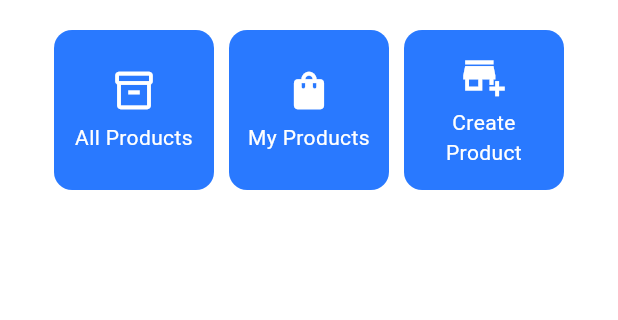
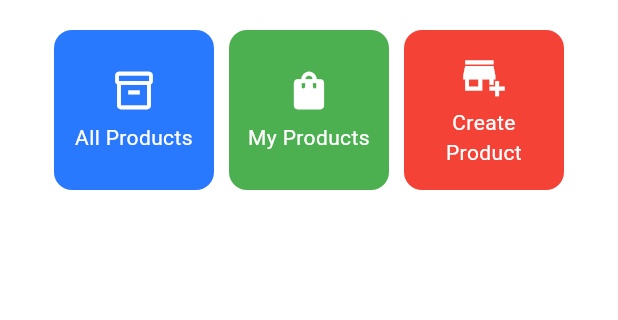
Before and after one commit to joshcr25/football-shop-mobile, a Flutter app: the screen it shows after launch, on a phone screen of 412 x 824 dp, the part 387-707 px from its top. Run offline on Flutter 3.47's test engine with Material 3 defaults, Android fonts, the phone set to English and light mode, and no system bars.

Commit message:
Menambahkan README.md dan mengerjakan tugas Individu 7

```diff
--- a/lib/menu.dart
+++ b/lib/menu.dart
@@ -144,8 +144,8 @@ class ItemCard extends StatelessWidget {
   @override
   Widget build(BuildContext context) {
     return Material(
-      // Menentukan warna latar belakang dari tema aplikasi.
-      color: Theme.of(context).colorScheme.secondary,
+      // MODIFIKASI: Gunakan item.color jika tersedia, jika tidak, gunakan warna sekunder dari tema.
+      color: item.color ?? Theme.of(context).colorScheme.secondary,
       // Membuat sudut kartu melengkung.
       borderRadius: BorderRadius.circular(12),
 
```
Also changed, not shown: 1 other file.
